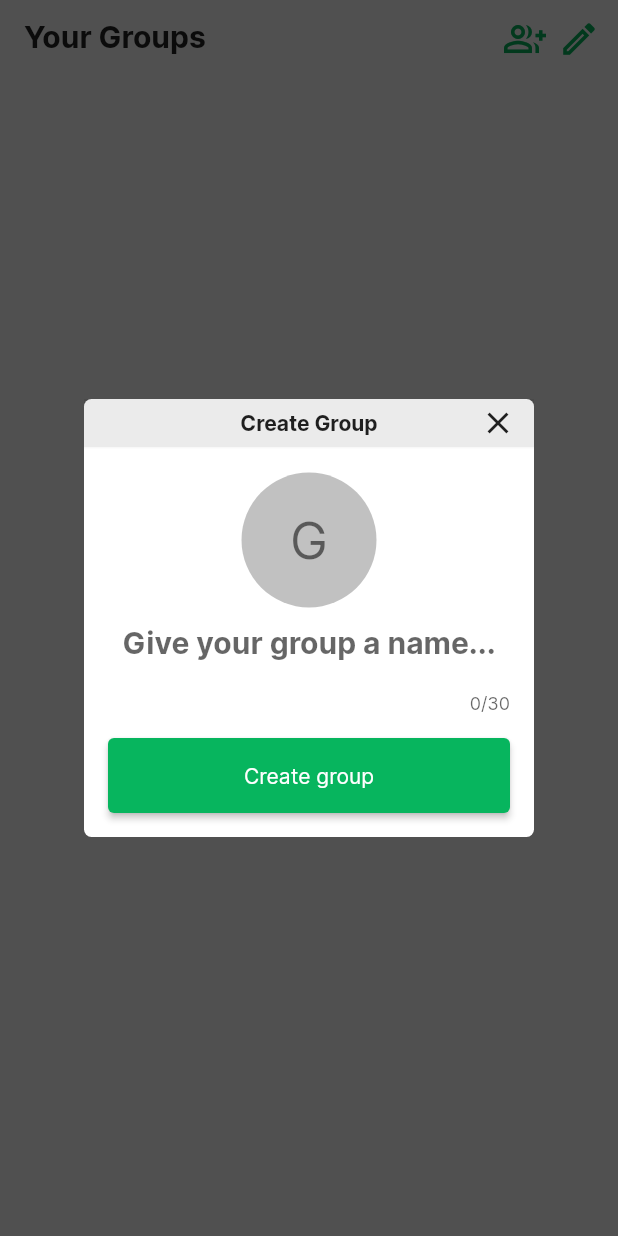
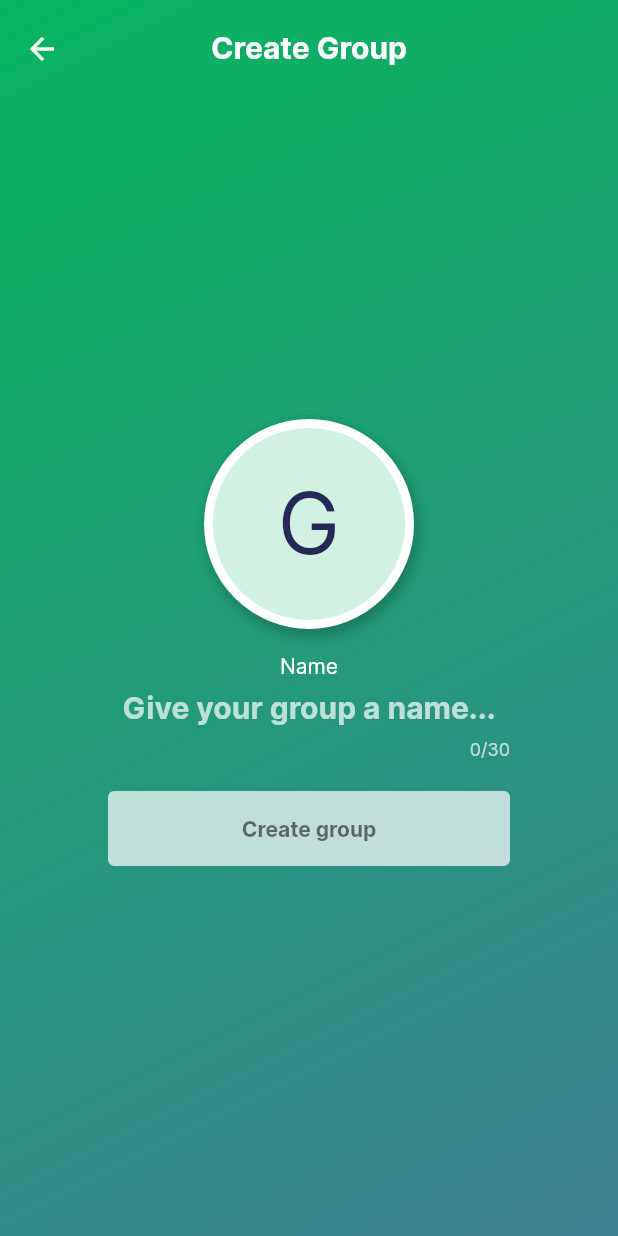
Before and after one commit to pnm122/chatapp, a Flutter app: the Groups screen opened directly, after a tap on the "create" icon, on a phone screen of 412 x 824 dp. Run offline on Flutter 3.47's test engine with Material 2 defaults, Android fonts, the phone set to English and light mode, and no system bars; our stand-ins replace badges, cloud_firestore, firebase_auth, firebase_core, font_awesome_flutter, google_sign_in and 1 more; missing offline and left inert: dart:html; accounts and stored records are empty.

Commit message:
create group styling done

```diff
--- a/lib/consts.dart
+++ b/lib/consts.dart
@@ -32,6 +32,9 @@ class Consts {
   static const Color inputBackgroundColor = Color.fromARGB(20, 0, 0, 0);
   static const EdgeInsets inputPadding = EdgeInsets.symmetric(vertical:8.0, horizontal: 12.0);
 
+  static const Color gradientEndColor = Color.fromARGB(255, 61, 129, 146);
+  static const Color secondaryButtonColor = Color.fromARGB(255, 38, 41, 87);
+
   static const double showScrollButtonHeight = 300.0;
 
   static const double cutoffWidth = 700.0;
--- a/lib/pages/main_page.dart
+++ b/lib/pages/main_page.dart
@@ -35,7 +35,7 @@ class MainPage extends StatelessWidget {
 
         TextEditingController _controller = TextEditingController();
 
-        pushPopUp(context, Container(
+        pushSpecialScreen(context, Container(
           padding: const EdgeInsets.all(16.0),
           child: Column(
             children: [
@@ -66,7 +66,7 @@ class MainPage extends StatelessWidget {
               ),
             ],
           )
-        ), "Create A Username", false);
+        ), "Create A Username");
       });
     });
 
--- a/lib/widgets/custom_app_bar.dart
+++ b/lib/widgets/custom_app_bar.dart
@@ -2,10 +2,10 @@ import 'package:chatapp/consts.dart';
 import 'package:flutter/material.dart';
 
 class CustomAppBar extends StatelessWidget implements PreferredSizeWidget {
-  const CustomAppBar({super.key, this.leading, this.title, this.centerTitle, this.actions, this.backgroundColor = Consts.foregroundColor, this.hasBottom = false, this.height = 65.0});
+  const CustomAppBar({super.key, this.leading, this.title, this.centerTitle = false, this.actions, this.backgroundColor = Consts.foregroundColor, this.hasBottom = false, this.height = 65.0});
   final Widget? leading;
   final Widget? title;
-  final bool? centerTitle;
+  final bool centerTitle;
   final List<Widget>? actions;
   final Color backgroundColor;
   final bool hasBottom;
--- a/lib/widgets/groups.dart
+++ b/lib/widgets/groups.dart
@@ -34,11 +34,11 @@ class _GroupsState extends State<Groups> {
         actions: [
           Padding(
             padding: Consts.appBarIconPadding,
-            child: const ActionButton(defaultIcon: Icons.group_add_outlined, hoverIcon: Icons.group_add, popUpWidget: JoinGroupPopUp(), title: "Join Group"),
+            child: const ActionButton(defaultIcon: Icons.group_add_outlined, hoverIcon: Icons.group_add, page: JoinGroupScreen(), title: "Join Group"),
           ),
           Padding(
             padding: Consts.appBarIconPadding,
-            child: const ActionButton(defaultIcon: Icons.create_outlined, hoverIcon: Icons.create, popUpWidget: CreateGroupPopUp(), title: "Create Group"),
+            child: const ActionButton(defaultIcon: Icons.create_outlined, hoverIcon: Icons.create, page: CreateGroupScreen(), title: "Create Group"),
           ),
           const Padding(padding: EdgeInsets.all(4.0)),
         ]
@@ -100,10 +100,10 @@ class _GroupsState extends State<Groups> {
 }
 
 class ActionButton extends StatefulWidget {
-  const ActionButton({super.key, required this.defaultIcon, required this.hoverIcon, required this.popUpWidget, required this.title});
+  const ActionButton({super.key, required this.defaultIcon, required this.hoverIcon, required this.page, required this.title});
   final IconData defaultIcon;
   final IconData hoverIcon;
-  final Widget popUpWidget;
+  final Widget page;
   final String title;
 
   @override
@@ -124,7 +124,7 @@ class _ActionButtonState extends State<ActionButton> {
           });
         },
         onTap: () {
-          pushPopUp(context, widget.popUpWidget, widget.title, true);
+          pushSpecialScreen(context, widget.page, widget.title);
         },
         child: Icon(
           hovering ? widget.hoverIcon : widget.defaultIcon,
@@ -408,7 +408,7 @@ class _NoGroupsJoinGroupButtonState extends State<NoGroupsJoinGroupButton> {
         });
       },
       onTap: () {
-        pushPopUp(context, const JoinGroupPopUp(), "Join Group", true);
+        pushSpecialScreen(context, const JoinGroupScreen(), "Join a Group");
       },
       child: Row(
         mainAxisAlignment: MainAxisAlignment.center,
@@ -429,14 +429,14 @@ class _NoGroupsJoinGroupButtonState extends State<NoGroupsJoinGroupButton> {
   }
 }
 
-class JoinGroupPopUp extends StatefulWidget {
-  const JoinGroupPopUp({super.key});
+class JoinGroupScreen extends StatefulWidget {
+  const JoinGroupScreen({super.key});
 
   @override
-  State<JoinGroupPopUp> createState() => _JoinGroupPopUpState();
+  State<JoinGroupScreen> createState() => _JoinGroupScreenState();
 }
 
-class _JoinGroupPopUpState extends State<JoinGroupPopUp> {
+class _JoinGroupScreenState extends State<JoinGroupScreen> {
   final TextEditingController _controller = TextEditingController();
 
   @override
@@ -447,8 +447,7 @@ class _JoinGroupPopUpState extends State<JoinGroupPopUp> {
 
   @override
   Widget build(BuildContext context) {
-    return Container(
-      padding: const EdgeInsets.all(16.0),
+    return Center(
       child: Column(
         children: [
           TextFormField(
@@ -501,7 +500,7 @@ class _NoGroupsCreateGroupButtonState extends State<NoGroupsCreateGroupButton> {
         });
       },
       onTap: () {
-        pushPopUp(context, const CreateGroupPopUp(), "Create Group", true);
+        pushSpecialScreen(context, const CreateGroupScreen(), "Create a Group");
       },
       child: Row(
         mainAxisAlignment: MainAxisAlignment.center,
@@ -522,14 +521,14 @@ class _NoGroupsCreateGroupButtonState extends State<NoGroupsCreateGroupButton> {
   }
 }
 
-class CreateGroupPopUp extends StatefulWidget {
-  const CreateGroupPopUp({super.key});
+class CreateGroupScreen extends StatefulWidget {
+  const CreateGroupScreen({super.key});
 
   @override
-  State<CreateGroupPopUp> createState() => _CreateGroupPopUpState();
+  State<CreateGroupScreen> createState() => _CreateGroupScreenState();
 }
 
-class _CreateGroupPopUpState extends State<CreateGroupPopUp> {
+class _CreateGroupScreenState extends State<CreateGroupScreen> {
   final TextEditingController _controller = TextEditingController();
   String abbreviation = "G";
 
@@ -553,44 +552,81 @@ class _CreateGroupPopUpState extends State<CreateGroupPopUp> {
 
   @override
   Widget build(BuildContext context) {
-    return Container(
-      padding: const EdgeInsets.all(16.0),
+    return Center(
       child: Column(
         children: [
-          Center(
-            child: CircleAvatar(
-              backgroundColor: const Color.fromARGB(255, 193, 193, 193),
-              foregroundColor: Colors.black,
-              radius: 45,
-              child: Text(abbreviation, style: Theme.of(context).textTheme.headline4)
+          Container(
+            width: 140,
+            height: 140,
+            decoration: BoxDecoration(
+              shape: BoxShape.circle,
+              color: const Color.fromARGB(255, 209, 242, 226),
+              border: Border.all(
+                color: Colors.white,
+                width: 6,
+              ),
+              boxShadow: const [
+                BoxShadow(color: Colors.black26, blurRadius: 8, offset: Offset(2, 4))
+              ]
             ),
+            child: Center(
+              child: Text(
+                abbreviation,
+                style: Theme.of(context).textTheme.displayMedium?.copyWith(color: Consts.secondaryButtonColor),
+              ),
+            )
+          ),
+          const SizedBox(height: 16),
+          // Title of the field input
+          Text(
+            "Name",
+            style: Theme.of(context).textTheme.bodyMedium?.copyWith(color: Colors.white),
           ),
           TextFormField(
             maxLength: Consts.maxGroupNameLength,
             textAlign: TextAlign.center,
             controller: _controller,
-            style: Theme.of(context).textTheme.headline6?.copyWith(fontWeight: FontWeight.w700, color: Colors.black45),
+            cursorColor: Colors.white,
+            style: Theme.of(context).textTheme.headline6?.copyWith(fontWeight: FontWeight.w700, color: Colors.white),
             decoration: const InputDecoration(
               hintText: "Give your group a name...",
+              hintStyle: TextStyle(color: Colors.white70),
               border: InputBorder.none,
+              contentPadding: EdgeInsets.symmetric(vertical: 8.0),
+              isDense: true,
+              counterText: "",
             ),
-            minLines: 1,
-            maxLines: 2,
           ),
 
-          const SizedBox(height: 16.0),
+          Row(
+            mainAxisAlignment: MainAxisAlignment.end,
+            children: [
+              Text(
+                "${_controller.text.length}/${Consts.maxGroupNameLength}",
+                style: Theme.of(context).textTheme.labelMedium?.copyWith(color: Colors.white70),
+              ),
+            ],
+          ),
+
+          const SizedBox(height: 20.0),
 
           ElevatedButton(
             style: ElevatedButton.styleFrom(
               minimumSize: const Size.fromHeight(50),
+              disabledBackgroundColor: Colors.white70,
+              backgroundColor: Colors.white,
             ),
-            onPressed: () {
-              if(_controller.text.isNotEmpty) {
-                DatabaseService().createGroup(_controller.text);
-                Navigator.pop(context);
-              }
+            onPressed: _controller.text.isEmpty ? null : () {
+              DatabaseService().createGroup(_controller.text);
+              Navigator.pop(context);
             },
-            child: const Text("Create group"),
+            child: Text(
+              "Create group",
+              style: Theme.of(context).textTheme.bodyLarge?.copyWith(
+                color: _controller.text.isEmpty ? Colors.black54 : Consts.secondaryButtonColor,
+                fontWeight: FontWeight.w700,
+              ),
+            ),
           ),
         ],
       ),
--- a/lib/widgets/widgets.dart
+++ b/lib/widgets/widgets.dart
@@ -1,5 +1,6 @@
 import 'package:chatapp/consts.dart';
 import 'package:chatapp/helper/helper_functions.dart';
+import 'package:chatapp/widgets/custom_app_bar.dart';
 import 'package:flutter/material.dart';
 
 void pushScreen(context, page) {
@@ -16,61 +17,59 @@ void pushScreenReplace(context, page) {
   );
 }
 
-void pushPopUp(context, page, String title, bool closeable) {
-  double width = 300;
-  showGeneralDialog(
-    barrierColor: const Color.fromARGB(175, 0, 0, 0),
-    context: context,
-    pageBuilder: ((context, animation, secondaryAnimation) {
-      return Center(
-        // Do this so there is a material widget ancestor for things to behave properly
-        child: Material(
-          borderRadius: const BorderRadius.all(Radius.circular(5.0)),
+void pushSpecialScreen(context, page, String title) {
+  double maxWidth = 300;
+  Navigator.push(
+    context,
+    MaterialPageRoute(
+      builder: (context) {
+        return Container(
+          decoration: BoxDecoration(
+            gradient: LinearGradient(
+              begin: Alignment.topLeft,
+              end: Alignment.bottomRight,
+              colors: [Theme.of(context).colorScheme.primary, Consts.gradientEndColor]
+            )
+          ),
+          child: Scaffold(
+            backgroundColor: Colors.transparent,
+            appBar: CustomAppBar(
+              leading: IconButton(
+                onPressed: () {
+                  Navigator.pop(context);
+                },
+                icon: Icon(Icons.arrow_back),
                 color: Colors.white,
-          // Use this to minimize height to fit content
-          child: Wrap(
+              ),
+              title: Text(
+                title,
+                style: Theme.of(context).textTheme.headline6?.copyWith(color: Colors.white, fontWeight: FontWeight.w700),
+              ),
+              centerTitle: true,
+              backgroundColor: Colors.transparent,
+            ),
+            body: Center(
+              child: Column(
+                mainAxisAlignment: MainAxisAlignment.center,
                 children: [
-              SizedBox(
-                width: width,
+                  Container(
+                    padding: const EdgeInsets.all(Consts.sideMargin),
+                    constraints: BoxConstraints(maxWidth: maxWidth),
                     child: Column(
                       children: [
-                    // Header for pop-up
-                    Container(
-                      color: Color.fromARGB(20, 0, 0, 0),
-                      child: Stack(
-                        children: [
-                          Container(
-                            height: 32,
-                            alignment: Alignment.center,
-                            child: Text(
-                              title,
-                              textAlign: TextAlign.center,
-                              style: Theme.of(context).textTheme.bodyMedium?.copyWith(fontWeight: FontWeight.w700),
+                        page,
+                        // half of appbar height so that the page is centered on the whole page
+                        const SizedBox(height: 32.5),
+                      ]
                     ),
                   ),
-                          closeable ? Positioned(
-                            height: 32,
-                            top: 0,
-                            right: 0,
-                            child: IconButton(
-                              icon: const Icon(Icons.close),
-                              padding: const EdgeInsets.all(0.0),
-                              onPressed: () { Navigator.pop(context); }
-                            ),
-                          ) : Container()
                 ],
               ),
             ),
-                    const Divider(height: 1),
-                    page
-                  ],
-                )
-              )
-            ]
-          )
-        )
+          ),
         );
-    })
+      },
+    ),
   );
 }
 
```
Lines whose indentation alone changed are shown as unchanged.
